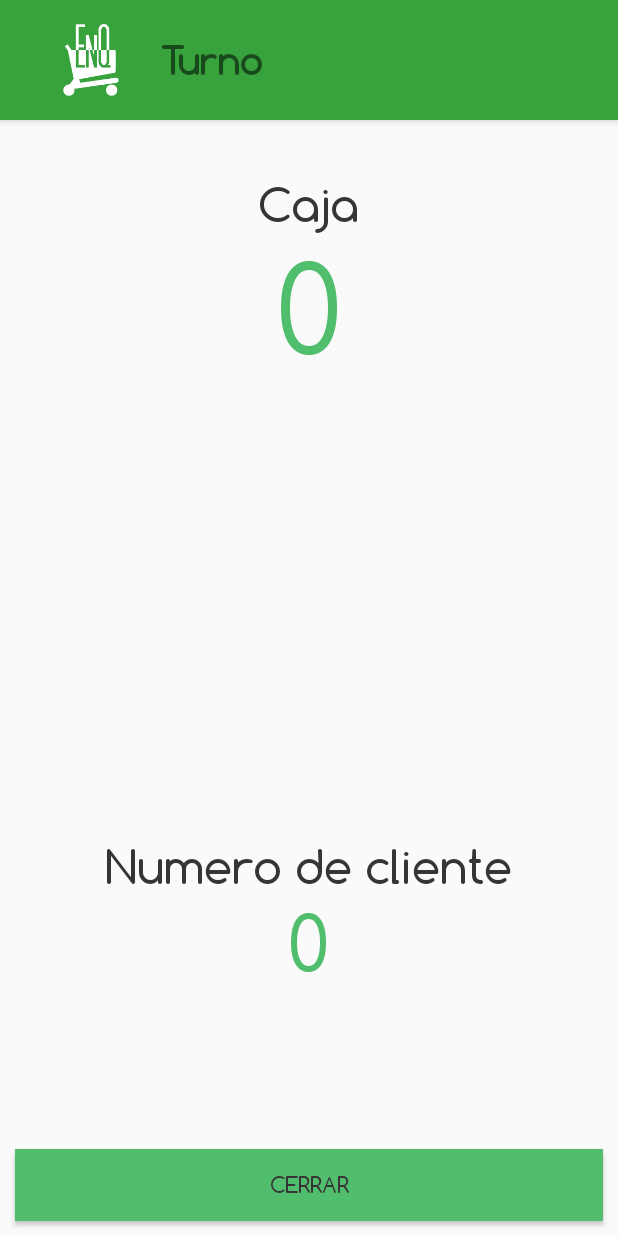
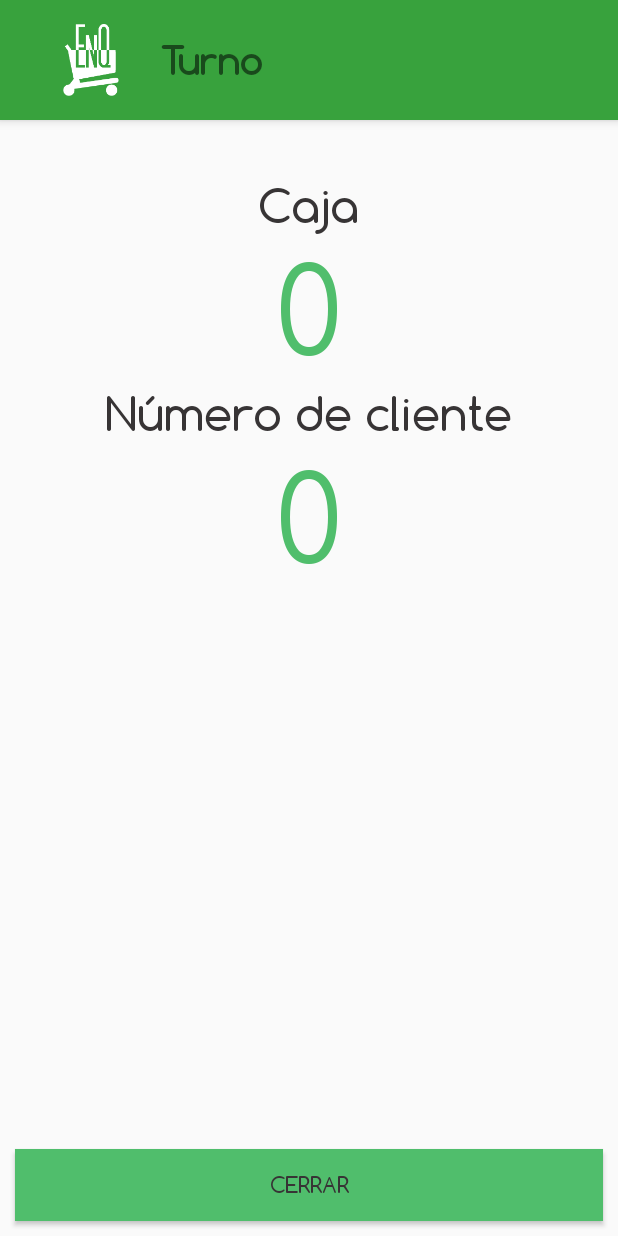
Before and after one commit to santiac89/enq_android, an Android app: the ConfirmedActivity screen opened directly, with no data from a screen before it, on a phone screen of 412 x 824 dp. Run offline under Robolectric (Android 15) with nearby library versions, the phone set to English and light mode, and no system bars; our stand-ins replace ButterKnife; 3 statements that could not run were skipped.

Commit message:
fix MDPI Layout, fix notification intent

```diff
--- a/app/src/main/java/org/allin/enq/service/EnqService.java
+++ b/app/src/main/java/org/allin/enq/service/EnqService.java
@@ -214,6 +214,8 @@ public class EnqService extends Service {
                 try {
                     enqApiClient.cancel(clientEnqueuedInfo.getClientId());
                     serverSocket.close();
+                    socketWriter.close();
+
                 } catch (RetrofitError e) {
                     e.printStackTrace();
                 } catch (IOException e) {
@@ -316,10 +318,12 @@ public class EnqService extends Service {
 
     public void startInForeground() {
 
+
+        Intent intent = new Intent(getApplicationContext(),WaitingActivity.class);
         PendingIntent watitingActivityIntent = PendingIntent.getActivity(
                 getApplicationContext(),
-                0,
-                new Intent(getApplicationContext(),WaitingActivity.class),
+                2,
+                intent,
                 PendingIntent.FLAG_UPDATE_CURRENT
         );
 
--- a/app/src/main/res/drawable-hdpi/green_button_shape.xml
+++ b/app/src/main/res/drawable-hdpi/green_button_shape.xml
@@ -1,10 +1,5 @@
 <?xml version="1.0" encoding="utf-8"?>
 <shape xmlns:android="http://schemas.android.com/apk/res/android" android:shape="rectangle" >
-    <corners
-        android:radius="0dp"
-        />
-    <solid
-        android:color="#50be6c"
-        />
-
+    <solid android:color="@color/quiet_green" />
+    <corners android:radius="0dp" />
 </shape>
--- /dev/null
+++ b/app/src/main/res/layout-hdpi/activity_confirmed.xml
@@ -0,0 +1,65 @@
+<RelativeLayout xmlns:android="http://schemas.android.com/apk/res/android"
+    xmlns:tools="http://schemas.android.com/tools" android:layout_width="match_parent"
+    android:layout_height="match_parent"
+    tools:context="org.allin.enq.activity.ConfirmedActivity"
+    android:padding="0dp">
+
+    <include layout="@layout/toolbar" android:id="@+id/confirmed_activity_toolbar" />
+
+    <TextView
+        android:layout_width="wrap_content"
+        android:layout_height="wrap_content"
+        android:textAppearance="?android:attr/textAppearanceLarge"
+        android:text="Caja"
+        android:id="@+id/confirmed_paydesk_number_label"
+        android:textSize="30dp"
+        android:layout_marginTop="38dp"
+        android:layout_below="@+id/confirmed_activity_toolbar"
+        android:layout_centerHorizontal="true" />
+
+    <TextView
+        android:layout_width="wrap_content"
+        android:layout_height="wrap_content"
+        android:textAppearance="?android:attr/textAppearanceLarge"
+        android:text="0"
+        android:id="@+id/confirmed_paydesk_number_text_view"
+        android:textColor="@color/quiet_green"
+        android:textSize="80sp"
+        android:layout_centerHorizontal="true"
+        android:layout_below="@+id/confirmed_paydesk_number_label" />
+
+    <TextView
+        android:layout_width="wrap_content"
+        android:layout_height="wrap_content"
+        android:textAppearance="?android:attr/textAppearanceLarge"
+        android:text="Número de cliente"
+        android:textSize="30dp"
+        android:id="@+id/confirmed_client_number_label"
+        android:layout_centerHorizontal="true"
+        android:layout_below="@+id/confirmed_paydesk_number_text_view" />
+
+    <TextView
+        android:layout_width="wrap_content"
+        android:layout_height="wrap_content"
+        android:textAppearance="?android:attr/textAppearanceLarge"
+        android:text="0"
+        android:textSize="80sp"
+        android:textColor="@color/quiet_green"
+        android:id="@+id/confirmed_client_number_text_view"
+        android:layout_centerHorizontal="true"
+        android:layout_below="@+id/confirmed_client_number_label" />
+
+    <Button
+        android:layout_width="wrap_content"
+        android:layout_height="wrap_content"
+        android:text="CERRAR"
+        android:id="@+id/confirmed_close_button"
+        android:background="@drawable/green_button_shape"
+        android:layout_alignParentBottom="true"
+        android:layout_alignLeft="@+id/confirmed_activity_toolbar"
+        android:layout_alignStart="@+id/confirmed_activity_toolbar"
+        android:layout_alignRight="@+id/confirmed_activity_toolbar"
+        android:layout_alignEnd="@+id/confirmed_activity_toolbar"
+        android:layout_margin="10dp" />
+
+</RelativeLayout>
--- a/app/src/main/res/layout/activity_waiting.xml
+++ b/app/src/main/res/layout-hdpi/activity_waiting.xml
@@ -35,7 +35,8 @@
         android:layout_marginBottom="10dp"
         android:layout_marginRight="10dp"
         android:layout_marginTop="5dp"
-        android:layout_marginLeft="10dp" />
+        android:layout_marginLeft="10dp"
+        android:stateListAnimator="@null" />
 
     <TextView
         android:layout_width="wrap_content"
--- /dev/null
+++ b/app/src/main/res/layout-ldpi/activity_confirmed.xml
@@ -0,0 +1,73 @@
+<RelativeLayout xmlns:android="http://schemas.android.com/apk/res/android"
+    xmlns:tools="http://schemas.android.com/tools" android:layout_width="match_parent"
+    android:layout_height="match_parent"
+    tools:context="org.allin.enq.activity.ConfirmedActivity"
+    android:padding="0dp">
+
+    <include layout="@layout/toolbar" android:id="@+id/confirmed_activity_toolbar" />
+
+    <TextView
+        android:layout_width="wrap_content"
+        android:layout_height="wrap_content"
+        android:textAppearance="?android:attr/textAppearanceLarge"
+        android:text="Caja"
+        android:id="@+id/confirmed_paydesk_number_label"
+        android:textSize="25sp"
+        android:layout_marginTop="25dp"
+        android:layout_below="@+id/confirmed_activity_toolbar"
+        android:layout_alignLeft="@+id/confirmed_close_button"
+        android:layout_alignStart="@+id/confirmed_close_button" />
+
+    <TextView
+        android:layout_width="wrap_content"
+        android:layout_height="wrap_content"
+        android:textAppearance="?android:attr/textAppearanceLarge"
+        android:text="0"
+        android:id="@+id/confirmed_paydesk_number_text_view"
+        android:textColor="@color/quiet_green"
+        android:textSize="40sp"
+        android:layout_marginRight="26dp"
+        android:layout_marginEnd="26dp"
+        android:layout_alignBaseline="@+id/confirmed_paydesk_number_label"
+        android:layout_alignBottom="@+id/confirmed_paydesk_number_label"
+        android:layout_alignRight="@+id/confirmed_close_button"
+        android:layout_alignEnd="@+id/confirmed_close_button" />
+
+    <TextView
+        android:layout_width="wrap_content"
+        android:layout_height="wrap_content"
+        android:textAppearance="?android:attr/textAppearanceLarge"
+        android:text="Número de cliente"
+        android:textSize="25sp"
+        android:id="@+id/confirmed_client_number_label"
+        android:layout_alignBaseline="@+id/confirmed_client_number_text_view"
+        android:layout_alignBottom="@+id/confirmed_client_number_text_view"
+        android:layout_alignLeft="@+id/confirmed_paydesk_number_label"
+        android:layout_alignStart="@+id/confirmed_paydesk_number_label" />
+
+    <TextView
+        android:layout_width="wrap_content"
+        android:layout_height="wrap_content"
+        android:textAppearance="?android:attr/textAppearanceLarge"
+        android:text="0"
+        android:textSize="40sp"
+        android:textColor="@color/quiet_green"
+        android:id="@+id/confirmed_client_number_text_view"
+        android:layout_below="@+id/confirmed_paydesk_number_label"
+        android:layout_alignLeft="@+id/confirmed_paydesk_number_text_view"
+        android:layout_alignStart="@+id/confirmed_paydesk_number_text_view" />
+
+    <Button
+        android:layout_width="wrap_content"
+        android:layout_height="wrap_content"
+        android:text="CERRAR"
+        android:id="@+id/confirmed_close_button"
+        android:background="@drawable/green_button_shape"
+        android:layout_alignParentBottom="true"
+        android:layout_alignLeft="@+id/confirmed_activity_toolbar"
+        android:layout_alignStart="@+id/confirmed_activity_toolbar"
+        android:layout_alignRight="@+id/confirmed_activity_toolbar"
+        android:layout_alignEnd="@+id/confirmed_activity_toolbar"
+        android:layout_margin="10dp" />
+
+</RelativeLayout>
--- /dev/null
+++ b/app/src/main/res/layout-ldpi/toolbar.xml
@@ -0,0 +1,40 @@
+<?xml version="1.0" encoding="utf-8"?>
+<android.support.v7.widget.Toolbar
+    xmlns:android="http://schemas.android.com/apk/res/android"
+    xmlns:app="http://schemas.android.com/apk/res-auto"
+    android:layout_height="wrap_content"
+    android:layout_width="match_parent"
+    android:minHeight="?attr/actionBarSize"
+    android:background="?attr/colorPrimary"
+    android:elevation="4dp"
+    android:theme="@style/ThemeOverlay.AppCompat.Light"
+    app:popupTheme="@style/ThemeOverlay.AppCompat.Light"
+    android:focusableInTouchMode="true"
+
+    >
+
+    <RelativeLayout
+        android:layout_width="wrap_content"
+        android:layout_height="80dp"
+        android:orientation="vertical"
+        android:paddingBottom="16dp">
+
+        <ImageView
+            android:layout_width="wrap_content"
+            android:layout_height="wrap_content"
+            android:id="@+id/logo_verde"
+            android:paddingTop="@dimen/activity_vertical_margin"
+            android:src="@drawable/icon_bw"/>
+
+        <TextView android:id="@+id/toolbar_title_text_view"
+            android:layout_height="wrap_content"
+            android:layout_width="wrap_content"
+            android:text="@string/title_activity_main"
+            android:textSize="25dp"
+            android:layout_centerVertical="true"
+            android:layout_toRightOf="@id/logo_verde"
+            android:layout_marginLeft="1dp" />
+
+    </RelativeLayout>
+
+</android.support.v7.widget.Toolbar>
--- a/app/src/main/res/layout/activity_confirmed.xml
+++ b/app/src/main/res/layout-mdpi/activity_confirmed.xml
@@ -12,10 +12,11 @@
         android:textAppearance="?android:attr/textAppearanceLarge"
         android:text="Caja"
         android:id="@+id/confirmed_paydesk_number_label"
-        android:textSize="30dp"
-        android:layout_marginTop="37dp"
+        android:textSize="20sp"
+        android:layout_marginTop="25dp"
         android:layout_below="@+id/confirmed_activity_toolbar"
-        android:layout_centerHorizontal="true" />
+        android:layout_alignLeft="@+id/confirmed_close_button"
+        android:layout_alignStart="@+id/confirmed_close_button" />
 
     <TextView
         android:layout_width="wrap_content"
@@ -24,32 +25,42 @@
         android:text="0"
         android:id="@+id/confirmed_paydesk_number_text_view"
         android:textColor="@color/quiet_green"
-        android:textSize="80dp"
-        android:layout_below="@+id/confirmed_paydesk_number_label"
-        android:layout_centerHorizontal="true" />
+        android:textSize="30dp"
+        android:layout_marginLeft="30dp"
+        android:layout_marginStart="30dp"
+        android:layout_alignBaseline="@+id/confirmed_paydesk_number_label"
+        android:layout_alignBottom="@+id/confirmed_paydesk_number_label"
+        android:layout_toRightOf="@+id/confirmed_client_number_label"
+        android:layout_alignRight="@+id/confirmed_close_button"
+        android:layout_alignEnd="@+id/confirmed_close_button"
+        android:textAlignment="center" />
 
     <TextView
         android:layout_width="wrap_content"
         android:layout_height="wrap_content"
         android:textAppearance="?android:attr/textAppearanceLarge"
-        android:text="Numero de cliente"
-        android:textSize="30dp"
-
-        android:id="@+id/client_number_label"
-        android:layout_above="@+id/confirmed_client_number_text_view"
-        android:layout_centerHorizontal="true" />
+        android:text="Número de cliente"
+        android:textSize="20sp"
+        android:id="@+id/confirmed_client_number_label"
+        android:layout_alignBaseline="@+id/confirmed_client_number_text_view"
+        android:layout_alignBottom="@+id/confirmed_client_number_text_view"
+        android:layout_alignLeft="@+id/confirmed_paydesk_number_label"
+        android:layout_alignStart="@+id/confirmed_paydesk_number_label" />
 
     <TextView
         android:layout_width="wrap_content"
         android:layout_height="wrap_content"
         android:textAppearance="?android:attr/textAppearanceLarge"
         android:text="0"
-        android:textSize="50dp"
+        android:textSize="30dp"
         android:textColor="@color/quiet_green"
         android:id="@+id/confirmed_client_number_text_view"
-        android:layout_above="@+id/confirmed_close_button"
-        android:layout_centerHorizontal="true"
-        android:layout_marginBottom="96dp" />
+        android:layout_below="@+id/confirmed_paydesk_number_text_view"
+        android:layout_alignLeft="@+id/confirmed_paydesk_number_text_view"
+        android:layout_alignStart="@+id/confirmed_paydesk_number_text_view"
+        android:layout_alignRight="@+id/confirmed_close_button"
+        android:layout_alignEnd="@+id/confirmed_close_button"
+        android:textAlignment="center" />
 
     <Button
         android:layout_width="wrap_content"
--- /dev/null
+++ b/app/src/main/res/layout-mdpi/toolbar.xml
@@ -0,0 +1,44 @@
+<?xml version="1.0" encoding="utf-8"?>
+<android.support.v7.widget.Toolbar
+    xmlns:android="http://schemas.android.com/apk/res/android"
+    xmlns:app="http://schemas.android.com/apk/res-auto"
+    android:layout_height="wrap_content"
+    android:layout_width="match_parent"
+    android:minHeight="?attr/actionBarSize"
+    android:background="?attr/colorPrimary"
+    android:elevation="4dp"
+    android:theme="@style/ThemeOverlay.AppCompat.Light"
+    app:popupTheme="@style/ThemeOverlay.AppCompat.Light"
+    android:focusableInTouchMode="true"
+
+    >
+
+    <RelativeLayout
+        android:layout_width="wrap_content"
+        android:layout_height="80dp"
+        android:orientation="vertical"
+        android:paddingLeft="0dp"
+        android:paddingBottom="16dp">
+
+        <ImageView
+            android:layout_width="wrap_content"
+            android:layout_height="wrap_content"
+            android:id="@+id/logo_verde"
+            android:paddingTop="@dimen/activity_vertical_margin"
+            android:src="@drawable/icon_bw"
+            android:layout_alignParentLeft="true"
+            android:layout_alignParentStart="true"
+            android:layout_alignParentBottom="true" />
+
+        <TextView android:id="@+id/toolbar_title_text_view"
+            android:layout_height="wrap_content"
+            android:layout_width="wrap_content"
+            android:text="@string/title_activity_main"
+            android:textSize="20dp"
+            android:layout_centerVertical="true"
+            android:layout_toRightOf="@id/logo_verde"
+            android:layout_marginLeft="1dp" />
+
+    </RelativeLayout>
+
+</android.support.v7.widget.Toolbar>
```
Also changed, not shown: app/src/main/AndroidManifest.xml (+14 -5 lines), app/src/main/res/layout-hdpi/activity_call_received.xml (renamed from app/src/main/res/layout/activity_call_received.xml), app/src/main/res/layout-hdpi/activity_main.xml (renamed from app/src/main/res/layout/activity_main.xml), app/src/main/res/layout-hdpi/header_list_item.xml (renamed from app/src/main/res/layout/header_list_item.xml), app/src/main/res/layout-hdpi/list_item.xml (renamed from app/src/main/res/layout/list_item.xml), app/src/main/res/layout-hdpi/toolbar.xml (renamed from app/src/main/res/layout/toolbar.xml).
